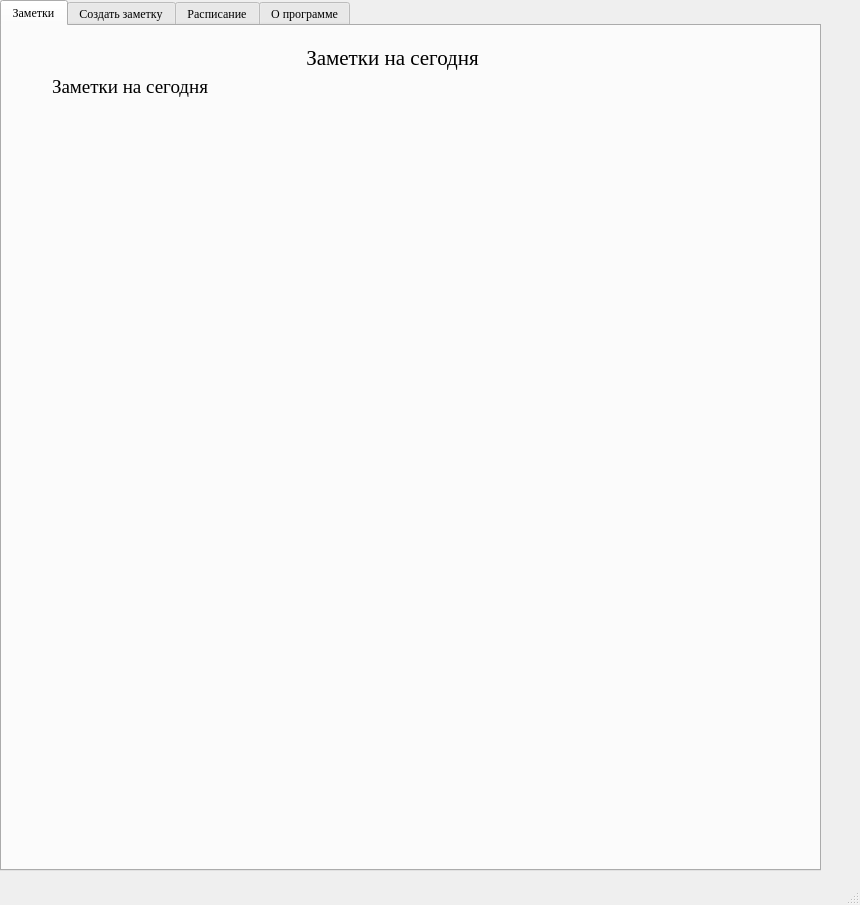
Above: mainwindow.ui from artempal/course_2016 before the change. Below: the same form after it.
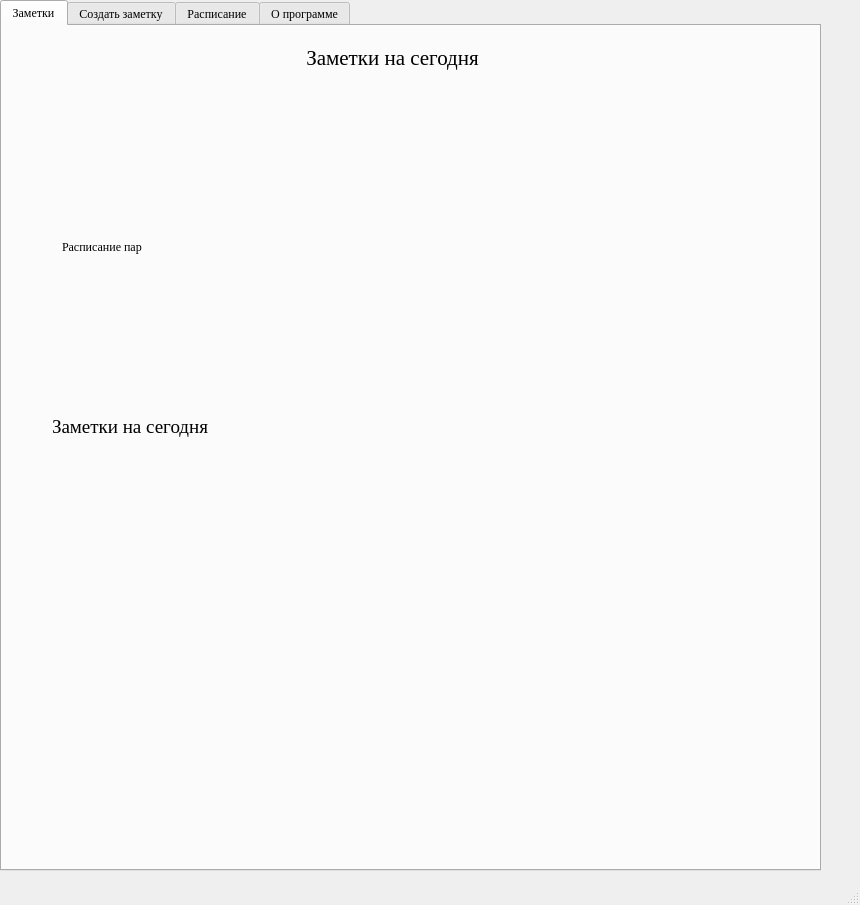
That is the form after the change. The open tabs and pages were chosen to show the change.

Commit message: добавление расписания пар в форме

Patch:
```diff
--- a/mainwindow.ui
+++ b/mainwindow.ui
@@ -39,9 +39,9 @@
       <property name="geometry">
        <rect>
         <x>50</x>
-        <y>50</y>
-        <width>571</width>
-        <height>781</height>
+        <y>390</y>
+        <width>601</width>
+        <height>351</height>
        </rect>
       </property>
       <property name="font">
@@ -86,6 +86,19 @@
        <bool>false</bool>
       </property>
      </widget>
+     <widget class="QLabel" name="sch_output">
+      <property name="geometry">
+       <rect>
+        <x>60</x>
+        <y>70</y>
+        <width>601</width>
+        <height>301</height>
+       </rect>
+      </property>
+      <property name="text">
+       <string>Расписание пар</string>
+      </property>
+     </widget>
     </widget>
     <widget class="QWidget" name="tab_2">
      <attribute name="title">
```
Left out of the diff: 2 changed lines with no effect on the pictures.
